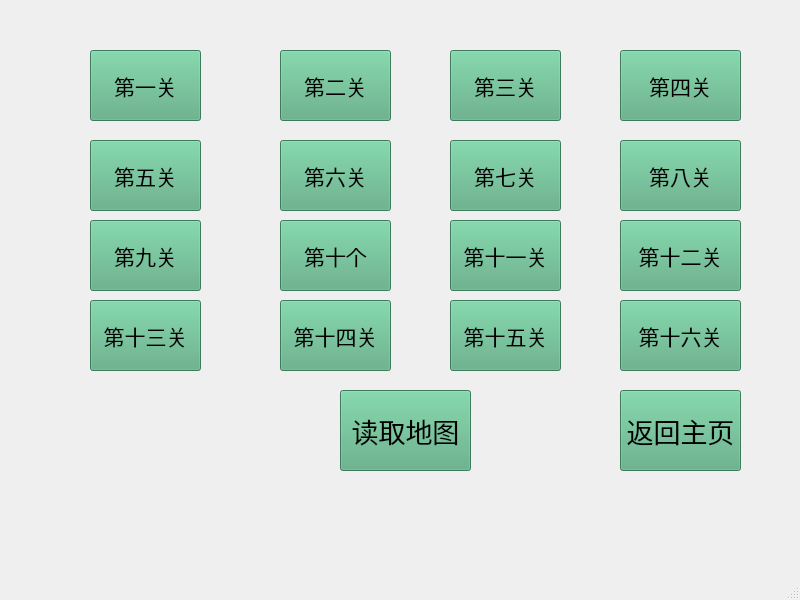
xiaogan123-ops/learn1, file untitled2/secondwindow.ui: the form before one commit.
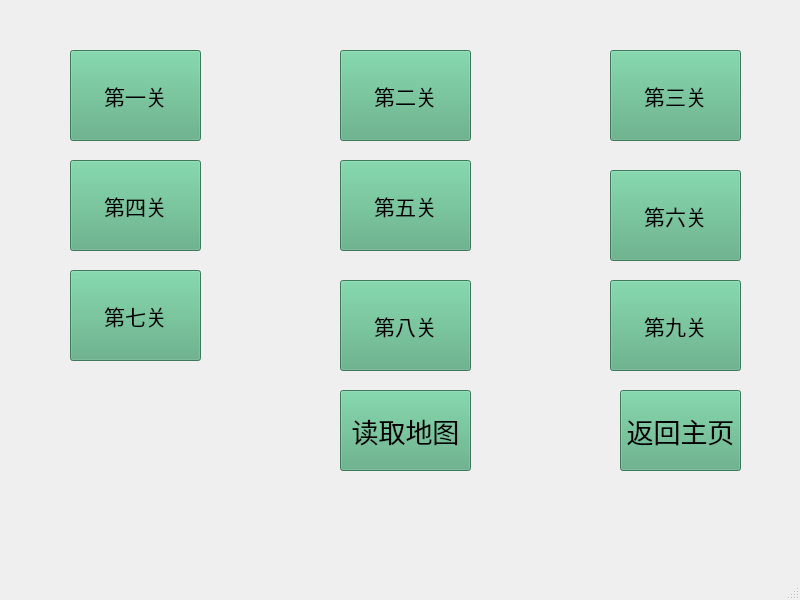
The form after the commit. Icons and pictures are not drawn.

```diff
--- a/untitled2/secondwindow.ui
+++ b/untitled2/secondwindow.ui
@@ -106,10 +106,10 @@
    <widget class="QPushButton" name="btu3">
     <property name="geometry">
      <rect>
-      <x>90</x>
+      <x>70</x>
       <y>50</y>
-      <width>111</width>
-      <height>71</height>
+      <width>131</width>
+      <height>91</height>
      </rect>
     </property>
     <property name="font">
@@ -148,10 +148,10 @@
    <widget class="QPushButton" name="btu5">
     <property name="geometry">
      <rect>
-      <x>280</x>
+      <x>340</x>
       <y>50</y>
-      <width>111</width>
-      <height>71</height>
+      <width>131</width>
+      <height>91</height>
      </rect>
     </property>
     <property name="font">
@@ -190,10 +190,10 @@
    <widget class="QPushButton" name="btu8">
     <property name="geometry">
      <rect>
-      <x>90</x>
-      <y>140</y>
-      <width>111</width>
-      <height>71</height>
+      <x>340</x>
+      <y>160</y>
+      <width>131</width>
+      <height>91</height>
      </rect>
     </property>
     <property name="font">
@@ -232,10 +232,10 @@
    <widget class="QPushButton" name="btu9">
     <property name="geometry">
      <rect>
-      <x>280</x>
-      <y>140</y>
-      <width>111</width>
-      <height>71</height>
+      <x>610</x>
+      <y>170</y>
+      <width>131</width>
+      <height>91</height>
      </rect>
     </property>
     <property name="font">
@@ -274,10 +274,10 @@
    <widget class="QPushButton" name="btu6">
     <property name="geometry">
      <rect>
-      <x>450</x>
+      <x>610</x>
       <y>50</y>
-      <width>111</width>
-      <height>71</height>
+      <width>131</width>
+      <height>91</height>
      </rect>
     </property>
     <property name="font">
@@ -316,10 +316,10 @@
    <widget class="QPushButton" name="btu10">
     <property name="geometry">
      <rect>
-      <x>450</x>
-      <y>140</y>
-      <width>111</width>
-      <height>71</height>
+      <x>70</x>
+      <y>270</y>
+      <width>131</width>
+      <height>91</height>
      </rect>
     </property>
     <property name="font">
@@ -358,10 +358,10 @@
    <widget class="QPushButton" name="btu7">
     <property name="geometry">
      <rect>
-      <x>620</x>
-      <y>50</y>
-      <width>121</width>
-      <height>71</height>
+      <x>70</x>
+      <y>160</y>
+      <width>131</width>
+      <height>91</height>
      </rect>
     </property>
     <property name="font">
@@ -400,10 +400,10 @@
    <widget class="QPushButton" name="btu11">
     <property name="geometry">
      <rect>
-      <x>620</x>
-      <y>140</y>
-      <width>121</width>
-      <height>71</height>
+      <x>340</x>
+      <y>280</y>
+      <width>131</width>
+      <height>91</height>
      </rect>
     </property>
     <property name="font">
@@ -442,10 +442,10 @@
    <widget class="QPushButton" name="btu12">
     <property name="geometry">
      <rect>
-      <x>90</x>
-      <y>220</y>
-      <width>111</width>
-      <height>71</height>
+      <x>610</x>
+      <y>280</y>
+      <width>131</width>
+      <height>91</height>
      </rect>
     </property>
     <property name="font">
@@ -481,300 +481,6 @@
      <string>第九关</string>
     </property>
    </widget>
-   <widget class="QPushButton" name="btu16">
-    <property name="geometry">
-     <rect>
-      <x>90</x>
-      <y>300</y>
-      <width>111</width>
-      <height>71</height>
-     </rect>
-    </property>
-    <property name="font">
-     <font>
-      <family>Microsoft PhagsPa</family>
-      <pointsize>16</pointsize>
-      <italic>false</italic>
-      <bold>false</bold>
-     </font>
-    </property>
-    <property name="styleSheet">
-     <string notr="true">QWidget {
-    /* 分层背景：图片在下，渐变在上 */
-    background-image: url(:/res/1.jpg),
-                     qradialgradient(spread:repeat,
-                                    cx:0.5, cy:0.5, radius:0.077,
-                                    fx:0.5, fy:0.5,
-                                    stop:0 rgba(0, 169, 255, 58),
-                                    stop:0.5 rgba(0, 0, 0, 58),
-                                    stop:1 rgba(0, 169, 255, 58));
-    
-    /* 背景混合模式 */
-    background-blend-mode: overlay;
-    
-    /* 备用背景色 */
-    background-color: rgb(85, 170, 127);
-    
-    /* 字体设置 */
-    font: 16pt &quot;Microsoft PhagsPa&quot;;
-}</string>
-    </property>
-    <property name="text">
-     <string>第十三关</string>
-    </property>
-   </widget>
-   <widget class="QPushButton" name="btu13">
-    <property name="geometry">
-     <rect>
-      <x>280</x>
-      <y>220</y>
-      <width>111</width>
-      <height>71</height>
-     </rect>
-    </property>
-    <property name="font">
-     <font>
-      <family>Microsoft PhagsPa</family>
-      <pointsize>16</pointsize>
-      <italic>false</italic>
-      <bold>false</bold>
-     </font>
-    </property>
-    <property name="styleSheet">
-     <string notr="true">QWidget {
-    /* 分层背景：图片在下，渐变在上 */
-    background-image: url(:/res/1.jpg),
-                     qradialgradient(spread:repeat,
-                                    cx:0.5, cy:0.5, radius:0.077,
-                                    fx:0.5, fy:0.5,
-                                    stop:0 rgba(0, 169, 255, 58),
-                                    stop:0.5 rgba(0, 0, 0, 58),
-                                    stop:1 rgba(0, 169, 255, 58));
-    
-    /* 背景混合模式 */
-    background-blend-mode: overlay;
-    
-    /* 备用背景色 */
-    background-color: rgb(85, 170, 127);
-    
-    /* 字体设置 */
-    font: 16pt &quot;Microsoft PhagsPa&quot;;
-}</string>
-    </property>
-    <property name="text">
-     <string>第十个</string>
-    </property>
-   </widget>
-   <widget class="QPushButton" name="btu19">
-    <property name="geometry">
-     <rect>
-      <x>620</x>
-      <y>300</y>
-      <width>121</width>
-      <height>71</height>
-     </rect>
-    </property>
-    <property name="font">
-     <font>
-      <family>Microsoft PhagsPa</family>
-      <pointsize>16</pointsize>
-      <italic>false</italic>
-      <bold>false</bold>
-     </font>
-    </property>
-    <property name="styleSheet">
-     <string notr="true">QWidget {
-    /* 分层背景：图片在下，渐变在上 */
-    background-image: url(:/res/1.jpg),
-                     qradialgradient(spread:repeat,
-                                    cx:0.5, cy:0.5, radius:0.077,
-                                    fx:0.5, fy:0.5,
-                                    stop:0 rgba(0, 169, 255, 58),
-                                    stop:0.5 rgba(0, 0, 0, 58),
-                                    stop:1 rgba(0, 169, 255, 58));
-    
-    /* 背景混合模式 */
-    background-blend-mode: overlay;
-    
-    /* 备用背景色 */
-    background-color: rgb(85, 170, 127);
-    
-    /* 字体设置 */
-    font: 16pt &quot;Microsoft PhagsPa&quot;;
-}</string>
-    </property>
-    <property name="text">
-     <string>第十六关</string>
-    </property>
-   </widget>
-   <widget class="QPushButton" name="btu14">
-    <property name="geometry">
-     <rect>
-      <x>450</x>
-      <y>220</y>
-      <width>111</width>
-      <height>71</height>
-     </rect>
-    </property>
-    <property name="font">
-     <font>
-      <family>Microsoft PhagsPa</family>
-      <pointsize>16</pointsize>
-      <italic>false</italic>
-      <bold>false</bold>
-     </font>
-    </property>
-    <property name="styleSheet">
-     <string notr="true">QWidget {
-    /* 分层背景：图片在下，渐变在上 */
-    background-image: url(:/res/1.jpg),
-                     qradialgradient(spread:repeat,
-                                    cx:0.5, cy:0.5, radius:0.077,
-                                    fx:0.5, fy:0.5,
-                                    stop:0 rgba(0, 169, 255, 58),
-                                    stop:0.5 rgba(0, 0, 0, 58),
-                                    stop:1 rgba(0, 169, 255, 58));
-    
-    /* 背景混合模式 */
-    background-blend-mode: overlay;
-    
-    /* 备用背景色 */
-    background-color: rgb(85, 170, 127);
-    
-    /* 字体设置 */
-    font: 16pt &quot;Microsoft PhagsPa&quot;;
-}</string>
-    </property>
-    <property name="text">
-     <string>第十一关</string>
-    </property>
-   </widget>
-   <widget class="QPushButton" name="btu18">
-    <property name="geometry">
-     <rect>
-      <x>450</x>
-      <y>300</y>
-      <width>111</width>
-      <height>71</height>
-     </rect>
-    </property>
-    <property name="font">
-     <font>
-      <family>Microsoft PhagsPa</family>
-      <pointsize>16</pointsize>
-      <italic>false</italic>
-      <bold>false</bold>
-     </font>
-    </property>
-    <property name="styleSheet">
-     <string notr="true">QWidget {
-    /* 分层背景：图片在下，渐变在上 */
-    background-image: url(:/res/1.jpg),
-                     qradialgradient(spread:repeat,
-                                    cx:0.5, cy:0.5, radius:0.077,
-                                    fx:0.5, fy:0.5,
-                                    stop:0 rgba(0, 169, 255, 58),
-                                    stop:0.5 rgba(0, 0, 0, 58),
-                                    stop:1 rgba(0, 169, 255, 58));
-    
-    /* 背景混合模式 */
-    background-blend-mode: overlay;
-    
-    /* 备用背景色 */
-    background-color: rgb(85, 170, 127);
-    
-    /* 字体设置 */
-    font: 16pt &quot;Microsoft PhagsPa&quot;;
-}</string>
-    </property>
-    <property name="text">
-     <string>第十五关</string>
-    </property>
-   </widget>
-   <widget class="QPushButton" name="btu15">
-    <property name="geometry">
-     <rect>
-      <x>620</x>
-      <y>220</y>
-      <width>121</width>
-      <height>71</height>
-     </rect>
-    </property>
-    <property name="font">
-     <font>
-      <family>Microsoft PhagsPa</family>
-      <pointsize>16</pointsize>
-      <italic>false</italic>
-      <bold>false</bold>
-     </font>
-    </property>
-    <property name="styleSheet">
-     <string notr="true">QWidget {
-    /* 分层背景：图片在下，渐变在上 */
-    background-image: url(:/res/1.jpg),
-                     qradialgradient(spread:repeat,
-                                    cx:0.5, cy:0.5, radius:0.077,
-                                    fx:0.5, fy:0.5,
-                                    stop:0 rgba(0, 169, 255, 58),
-                                    stop:0.5 rgba(0, 0, 0, 58),
-                                    stop:1 rgba(0, 169, 255, 58));
-    
-    /* 背景混合模式 */
-    background-blend-mode: overlay;
-    
-    /* 备用背景色 */
-    background-color: rgb(85, 170, 127);
-    
-    /* 字体设置 */
-    font: 16pt &quot;Microsoft PhagsPa&quot;;
-}</string>
-    </property>
-    <property name="text">
-     <string>第十二关</string>
-    </property>
-   </widget>
-   <widget class="QPushButton" name="btu17">
-    <property name="geometry">
-     <rect>
-      <x>280</x>
-      <y>300</y>
-      <width>111</width>
-      <height>71</height>
-     </rect>
-    </property>
-    <property name="font">
-     <font>
-      <family>Microsoft PhagsPa</family>
-      <pointsize>16</pointsize>
-      <italic>false</italic>
-      <bold>false</bold>
-     </font>
-    </property>
-    <property name="styleSheet">
-     <string notr="true">QWidget {
-    /* 分层背景：图片在下，渐变在上 */
-    background-image: url(:/res/1.jpg),
-                     qradialgradient(spread:repeat,
-                                    cx:0.5, cy:0.5, radius:0.077,
-                                    fx:0.5, fy:0.5,
-                                    stop:0 rgba(0, 169, 255, 58),
-                                    stop:0.5 rgba(0, 0, 0, 58),
-                                    stop:1 rgba(0, 169, 255, 58));
-    
-    /* 背景混合模式 */
-    background-blend-mode: overlay;
-    
-    /* 备用背景色 */
-    background-color: rgb(85, 170, 127);
-    
-    /* 字体设置 */
-    font: 16pt &quot;Microsoft PhagsPa&quot;;
-}</string>
-    </property>
-    <property name="text">
-     <string>第十四关</string>
-    </property>
-   </widget>
   </widget>
   <widget class="QMenuBar" name="menubar">
    <property name="geometry">
```
